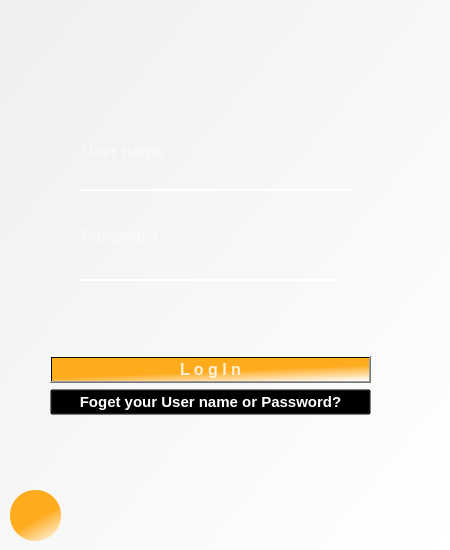
Old version of the form SkullKing/signin.ui in the repository faezehghiasi/SkullKing_Game.
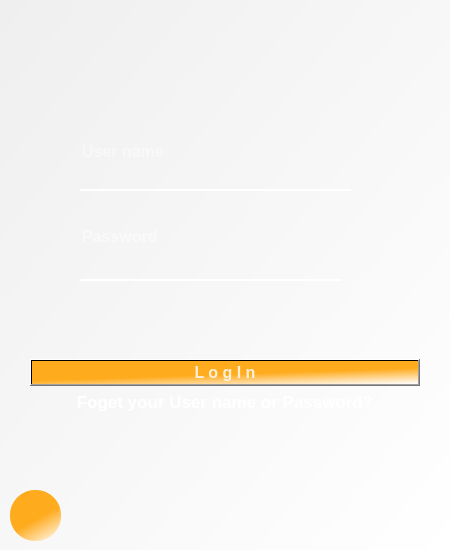
New version of the form. Icons and pictures are not drawn.

```diff
--- a/SkullKing/signin.ui
+++ b/SkullKing/signin.ui
@@ -134,9 +134,9 @@
     <widget class="QWidget" name="layoutWidget">
      <property name="geometry">
       <rect>
-       <x>50</x>
+       <x>30</x>
        <y>300</y>
-       <width>321</width>
+       <width>390</width>
        <height>171</height>
       </rect>
      </property>
@@ -176,25 +176,30 @@
           <property name="font">
            <font>
             <family>Segoe UI</family>
-            <pointsize>11</pointsize>
+            <pointsize>13</pointsize>
             <italic>false</italic>
             <bold>true</bold>
            </font>
           </property>
           <property name="styleSheet">
-           <string notr="true">font: 700 11pt &quot;Segoe UI&quot;;
-QPushButton#ButtonForgetPassword{ 
-background-color: rgba(0,0,0,0);
-color:rgba(85,98,112,255);
+           <string notr="true">QPushButton#ButtonForgetPassword { 
+    font: 700 13pt &quot;Segoe UI&quot;; /* تنظیم فونت */
+	color: rgb(255, 255, 255);
+    border: none; /* حذف حاشیه */
 }
-QPushButton#ButtonForgetPassword:hover{ 
-color:rgba(177,168,182,220)
+
+QPushButton#ButtonForgetPassword:hover { 
+    color: rgba(177, 168, 182, 220); /* تغییر رنگ متن در حالت hover */
 }
-QPushButton#ButtonForgetPassword:pressed{ 
-padding-left:5px;
-padding-top:5px;
-color:rgba(115 ,128,142,255);
-}</string>
+
+QPushButton#ButtonForgetPassword:pressed { 
+    padding-left: 5px;
+    padding-top: 5px;
+    color: rgba(115, 128, 142, 255); /* تغییر رنگ متن در حالت pressed */
+    background-color: rgba(0, 0, 0, 0); /* شفافیت پس‌زمینه در حالت pressed */
+    border: none; /* حذف حاشیه در حالت pressed */
+}
+</string>
           </property>
           <property name="text">
            <string>Foget your User name or Password?</string>
```
Left out of the diff: 12 changed lines with no effect on the pictures.
